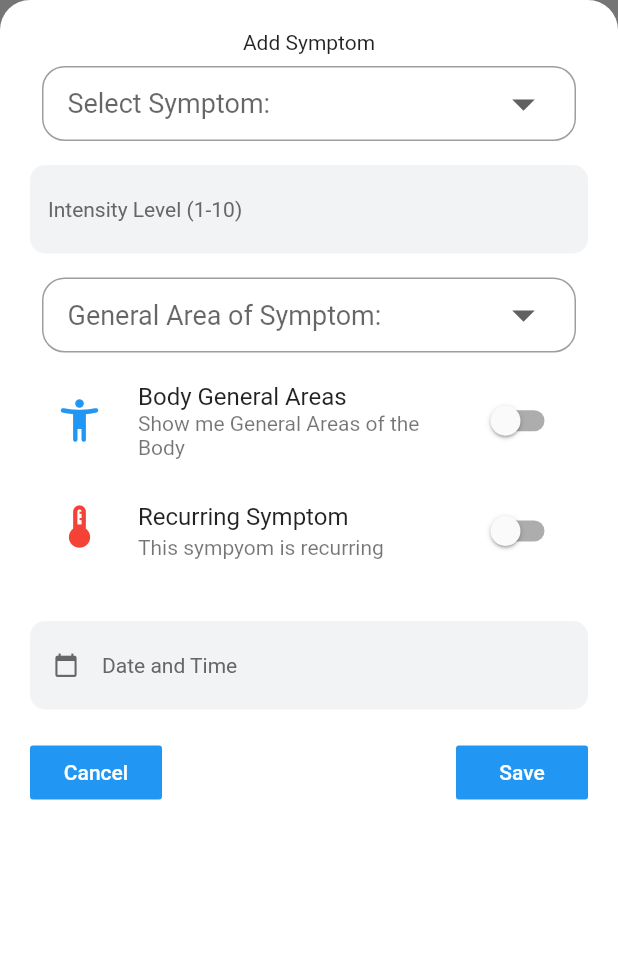
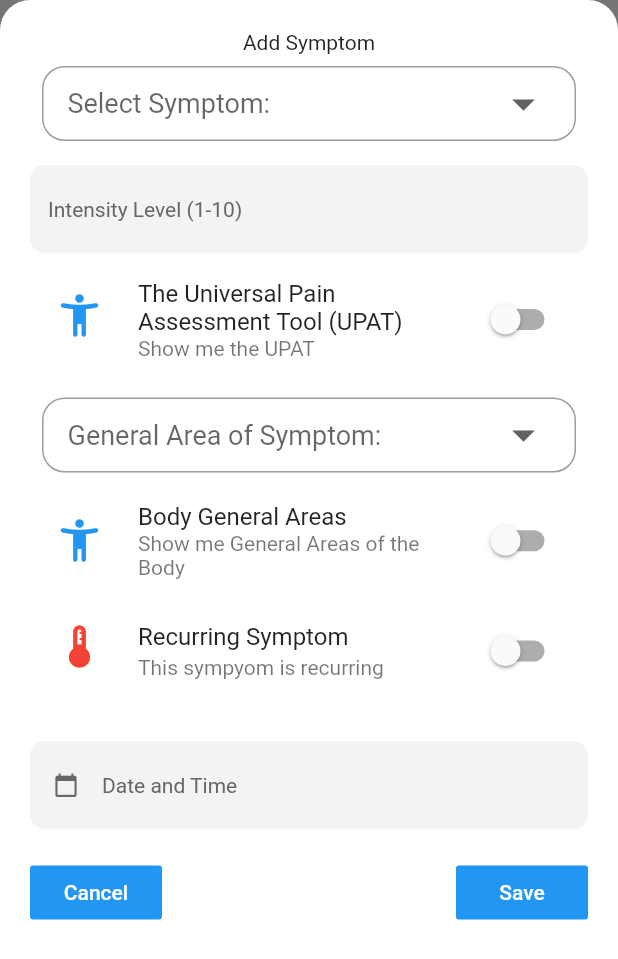
Before and after one commit to Enrickzz/Capstone-Project, a Flutter app: what add_symptoms() shows on an empty page, opened directly, on a phone screen of 412 x 824 dp. Shown: the top 959 px of the screen. Run offline on Flutter 3.47's test engine with Material 2 defaults, Android fonts, the phone set to English and light mode, and no system bars; our stand-ins replace cloud_firestore, file_picker, firebase_auth, firebase_core, firebase_database, firebase_storage and 4 more; missing offline and left inert: flutter_facebook_auth, flutter_login_facebook, gender_picker; accounts and stored records are empty; Roboto replaces fonts that are missing (Roboto-Light.ttf).

Commit message:
Pushed intensity for symptoms

```diff
--- a/lib/data_inputs/add_symptoms.dart
+++ b/lib/data_inputs/add_symptoms.dart
@@ -49,10 +49,14 @@ class _addSymptomsState extends State<add_symptoms> {
 //for pinch zoom body image
   final double minScale = 1;
   final double maxScale = 1.5;
+  final double minScalePain = 1;
+  final double maxScalePain = 4;
+
 
 
   bool isSwitched = false;
   bool bodyIsSwitched = false;
+  bool painIsSwitched = false;
   String valueChooseSymptom;
   String valueChooseGeneralArea;
   List<String> listItemSymptoms = <String>[
@@ -172,6 +176,36 @@ class _addSymptomsState extends State<add_symptoms> {
               onChanged: (val){
                 setState(() => intesity_lvl = int.parse(val));
               },
+            ),
+            SizedBox(height: 8.0),
+            SwitchListTile(
+              title: Text('The Universal Pain Assessment Tool (UPAT)'),
+              subtitle: Text('Show me the UPAT'),
+              secondary: Icon(Icons.accessibility_new_rounded, size: 34.0, color: Colors.blue),
+              controlAffinity: ListTileControlAffinity.trailing,
+              value: painIsSwitched,
+              onChanged: (value){
+                setState(() {
+                  painIsSwitched = value;
+
+                });
+              },
+            ),
+            Visibility(
+              visible: painIsSwitched,
+              child: InteractiveViewer(
+                clipBehavior: Clip.none,
+                minScale: minScalePain,
+                maxScale: maxScalePain,
+                child: AspectRatio(
+                  aspectRatio: 1,
+                  child: ClipRRect(
+                    borderRadius: BorderRadius.circular(20),
+                    child: Image.asset('assets/images/pain.png'
+                    ),
+                  ),
+                ),
+              ),
             ),
 
             SizedBox(height: 8.0),
```
Also changed, not shown: assets/images/pain.png (added).
